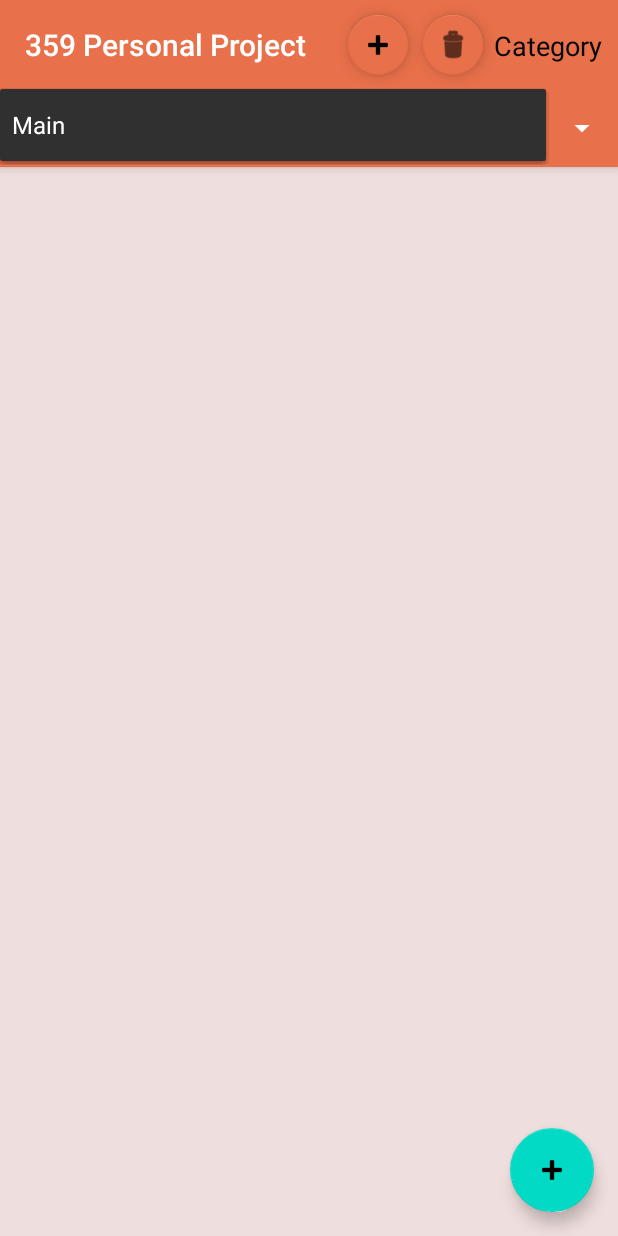
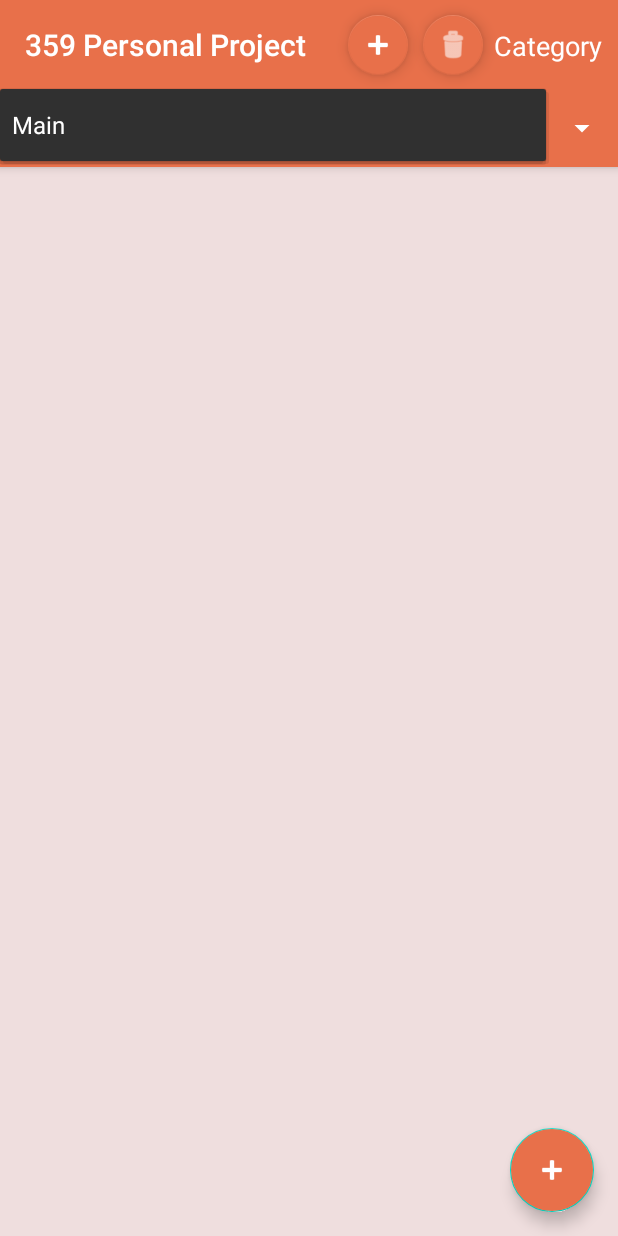
Before and after one commit to sleepsim/359-Personal-Project, an Android app: the screen it shows after launch (MainActivity), after a tap on "Main", on a phone screen of 412 x 824 dp. Run offline under Robolectric (Android 15) with nearby library versions, the phone set to English and light mode, and no system bars.

Commit message:
UI changes

```diff
--- a/app/src/main/res/layout/activity_main.xml
+++ b/app/src/main/res/layout/activity_main.xml
@@ -43,7 +43,9 @@
         android:layout_gravity="bottom|end"
         android:layout_marginEnd="@dimen/fab_margin"
         android:layout_marginBottom="16dp"
+        android:backgroundTint="#E8704A"
         android:contentDescription="Add task"
+        app:tint="@color/white"
         app:srcCompat="@android:drawable/ic_input_add" />
 
     <com.google.android.material.floatingactionbutton.FloatingActionButton
@@ -58,7 +60,7 @@
         app:fabSize="mini"
         app:rippleColor="#FFFFFF"
         app:srcCompat="@android:drawable/ic_input_add"
-        app:tint="?attr/colorPrimaryDark" />
+        app:tint="@color/white" />
 
     <com.google.android.material.floatingactionbutton.FloatingActionButton
         android:id="@+id/removeCatButton"
@@ -73,7 +75,7 @@
         app:backgroundTint="#E8704A"
         app:fabSize="mini"
         app:srcCompat="@android:drawable/ic_menu_delete"
-        app:tint="@color/black" />
+        app:tint="@color/white" />
 
     <TextView
         android:layout_width="wrap_content"
@@ -84,7 +86,7 @@
         android:elevation="16dp"
         android:text="Category"
         android:textAppearance="@style/TextAppearance.AppCompat.Medium"
-        android:textColor="@color/black" />
+        android:textColor="@color/white" />
 
 
 </androidx.coordinatorlayout.widget.CoordinatorLayout>
```
